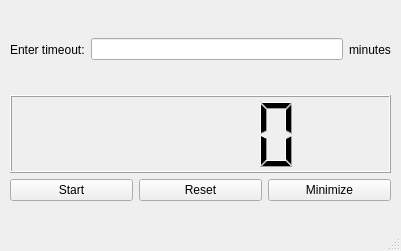
This is interface.ui in steelsoul/hide_to_tray as Qt 5 draws it before an edit. The edited form follows.
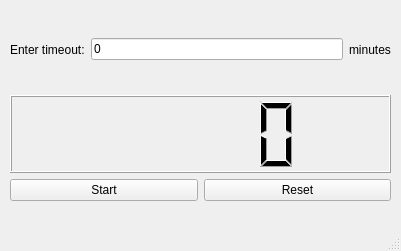
This is the edited form. Icons and pictures are not drawn.

Diff of the .ui file:
```diff
--- a/interface.ui
+++ b/interface.ui
@@ -79,7 +79,7 @@
           <string notr="true"/>
          </property>
          <property name="text">
-          <string/>
+          <string>0</string>
          </property>
          <property name="maxLength">
           <number>3</number>
@@ -127,13 +127,6 @@
          </property>
         </widget>
        </item>
-       <item>
-        <widget class="QPushButton" name="pushButton_3">
-         <property name="text">
-          <string>Minimize</string>
-         </property>
-        </widget>
-       </item>
       </layout>
      </item>
     </layout>
```
Left out of the diff: 2 changed lines with no effect on the pictures.
